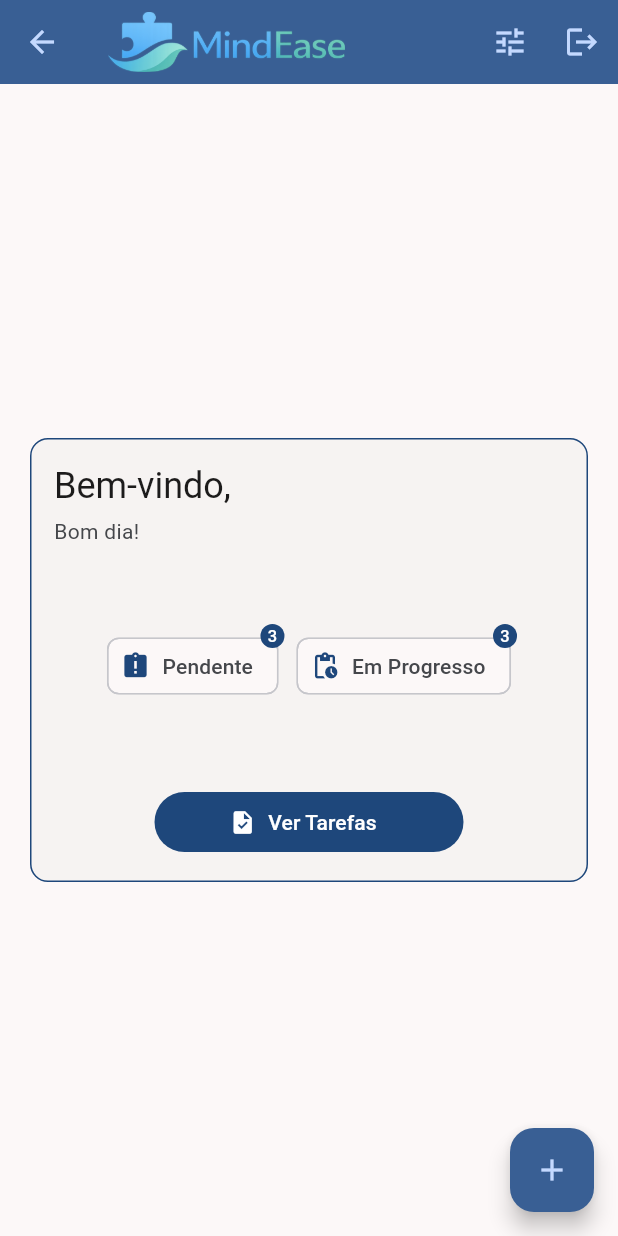
After one commit to danguimaraes86/frontend-hackathon-mobile, a Flutter app: the DashboardView screen opened by its route, on a phone screen of 412 x 824 dp. The commit adds this screen. Run offline on Flutter 3.47's test engine with Material 3 defaults, Android fonts, the phone set to English and light mode, and no system bars; our stand-ins replace firebase_auth, firebase_core; accounts and stored records are empty; generated files the repository leaves out were written again.

Commit message:
add: dashboard and full details view

```diff
--- a/lib/configs/routes.dart
+++ b/lib/configs/routes.dart
@@ -1,6 +1,7 @@
 import 'package:flutter/material.dart';
+import 'package:frontend_hackathon_mobile/views/auth/login_view.dart';
 import 'package:frontend_hackathon_mobile/views/auth/signup_view.dart';
-import 'package:frontend_hackathon_mobile/views/auth/login_view.dart';
+import 'package:frontend_hackathon_mobile/views/dashboard/dashboard_view.dart';
 import 'package:frontend_hackathon_mobile/views/home/home_view.dart';
 
 class Routes {
@@ -16,8 +17,8 @@ class Routes {
       Routes.home: (context) => const HomeView(),
       Routes.signUp: (context) => const SignupView(),
       Routes.login: (context) => const LoginView(),
-      // Routes.dashboard: (context) => const DashboardView(),
-      // Routes.taskList: (context) => const TransactionsListPage(),
+      Routes.dashboard: (context) => const DashboardView(),
+      // Routes.taskList: (context) => const TaskListView(),
       // Routes.taskForm: (context) => const TransactionsFormPage(),
     };
   }
--- /dev/null
+++ b/lib/shared/widgets/authenticated_app_bar.dart
@@ -0,0 +1,55 @@
+import 'package:flutter/material.dart';
+import 'package:frontend_hackathon_mobile/configs/routes.dart';
+import 'package:frontend_hackathon_mobile/providers/authentication_provider.dart';
+import 'package:provider/provider.dart';
+
+class AuthenticatedAppBar extends StatelessWidget
+    implements PreferredSizeWidget {
+  const AuthenticatedAppBar({super.key});
+
+  @override
+  Size get preferredSize => const Size.fromHeight(kToolbarHeight);
+
+  @override
+  Widget build(BuildContext context) {
+    final authProvider = context.read<AuthenticationProvider>();
+    final colorScheme = Theme.of(context).colorScheme;
+
+    void logoutUser() async {
+      authProvider.handleLogoutUser();
+      if (context.mounted) {
+        Navigator.of(
+          context,
+        ).pushNamedAndRemoveUntil(Routes.home, (route) => false);
+      }
+    }
+
+    return AppBar(
+      backgroundColor: colorScheme.primaryContainer,
+      title: Image.asset("assets/logos/logo_desktop.png", height: 40),
+      leading: Navigator.canPop(context)
+          ? IconButton(
+              icon: Icon(
+                Icons.arrow_back,
+                color: colorScheme.onPrimaryContainer,
+              ),
+              onPressed: () => Navigator.of(context).pop(),
+            )
+          : null,
+      actions: [
+        IconButton(
+          onPressed: () {},
+          icon: const Icon(Icons.tune),
+          color: colorScheme.onPrimaryContainer,
+          tooltip: 'Preferências',
+        ),
+        IconButton(
+          onPressed: logoutUser,
+          icon: const Icon(Icons.logout),
+          color: colorScheme.onPrimaryContainer,
+          tooltip: 'Sair',
+        ),
+      ],
+    );
+  }
+}
--- /dev/null
+++ b/lib/views/dashboard/dashboard_view.dart
@@ -0,0 +1,47 @@
+import 'package:flutter/material.dart';
+import 'package:frontend_hackathon_mobile/providers/authentication_provider.dart';
+import 'package:frontend_hackathon_mobile/shared/widgets/authenticated_app_bar.dart';
+import 'package:frontend_hackathon_mobile/views/dashboard/widgets/dashboard_full_details.dart';
+import 'package:provider/provider.dart';
+
+class DashboardView extends StatelessWidget {
+  const DashboardView({super.key});
+
+  @override
+  Widget build(BuildContext context) {
+    return Scaffold(
+      appBar: AuthenticatedAppBar(),
+      body: Center(
+        child: Padding(
+          padding: const EdgeInsets.all(16.0),
+          child: DashboardCard(
+            userName:
+                context.read<AuthenticationProvider>().user?.name ?? 'Usuário',
+            taskStatuses: [
+              TaskStatus(
+                label: 'Pendente',
+                icon: Icons.assignment_late,
+                count: 3,
+                value: 'pending',
+              ),
+              TaskStatus(
+                label: 'Em Progresso',
+                icon: Icons.pending_actions,
+                count: 3,
+                value: 'in_progress',
+              ),
+            ],
+          ),
+        ),
+      ),
+      floatingActionButton: FloatingActionButton(
+        onPressed: null,
+        backgroundColor: Theme.of(context).colorScheme.primaryContainer,
+        child: Icon(
+          Icons.add,
+          color: Theme.of(context).colorScheme.onPrimaryContainer,
+        ),
+      ),
+    );
+  }
+}
--- /dev/null
+++ b/lib/views/dashboard/widgets/dashboard_full_details.dart
@@ -0,0 +1,130 @@
+import 'package:flutter/material.dart';
+import 'package:frontend_hackathon_mobile/configs/routes.dart';
+
+class DashboardCard extends StatelessWidget {
+  final String userName;
+  final List<TaskStatus> taskStatuses;
+
+  const DashboardCard({
+    super.key,
+    required this.userName,
+    required this.taskStatuses,
+  });
+
+  String _getWelcomeMessage() {
+    final hour = DateTime.now().hour;
+    if (hour < 12) {
+      return 'Bom dia!';
+    } else if (hour < 18) {
+      return 'Boa tarde!';
+    } else {
+      return 'Boa noite!';
+    }
+  }
+
+  @override
+  Widget build(BuildContext context) {
+    final hasTasksCount = taskStatuses.isNotEmpty;
+
+    return Card(
+      elevation: 0,
+      shape: RoundedRectangleBorder(
+        borderRadius: BorderRadius.circular(12),
+        side: BorderSide(
+          color: Theme.of(context).colorScheme.primary,
+          width: 1,
+        ),
+      ),
+      child: Column(
+        mainAxisSize: MainAxisSize.min,
+        crossAxisAlignment: CrossAxisAlignment.start,
+        children: [
+          // Card Header
+          Padding(
+            padding: const EdgeInsets.all(16.0),
+            child: Column(
+              crossAxisAlignment: CrossAxisAlignment.start,
+              children: [
+                Text(
+                  'Bem-vindo, $userName',
+                  style: Theme.of(context).textTheme.headlineSmall,
+                ),
+                const SizedBox(height: 4),
+                Text(
+                  _getWelcomeMessage(),
+                  style: Theme.of(context).textTheme.bodyMedium?.copyWith(
+                    color: Theme.of(context).colorScheme.onSurfaceVariant,
+                  ),
+                ),
+              ],
+            ),
+          ),
+
+          // Card Content
+          Padding(
+            padding: const EdgeInsets.symmetric(
+              vertical: 40.0,
+              horizontal: 16.0,
+            ),
+            child: Center(
+              child: hasTasksCount
+                  ? Row(
+                      mainAxisAlignment: MainAxisAlignment.center,
+                      spacing: 12,
+                      children: taskStatuses.map((status) {
+                        return Badge(
+                          label: Text(status.count.toString()),
+                          backgroundColor: Theme.of(
+                            context,
+                          ).colorScheme.primary,
+                          child: Chip(
+                            avatar: Icon(status.icon, size: 20),
+                            label: Text(status.label),
+                          ),
+                        );
+                      }).toList(),
+                    )
+                  : Icon(
+                      Icons.self_improvement,
+                      size: 80,
+                      color: Theme.of(context).colorScheme.primary,
+                    ),
+            ),
+          ),
+
+          // Card Actions
+          if (hasTasksCount)
+            Padding(
+              padding: const EdgeInsets.all(16.0),
+              child: Center(
+                child: SizedBox(
+                  width: MediaQuery.of(context).size.width * 0.5,
+                  child: FilledButton.icon(
+                    onPressed: () {
+                      Navigator.pushNamed(context, Routes.taskList);
+                    },
+                    icon: const Icon(Icons.task),
+                    label: const Text('Ver Tarefas'),
+                  ),
+                ),
+              ),
+            ),
+        ],
+      ),
+    );
+  }
+}
+
+class TaskStatus {
+  final String label;
+  final IconData icon;
+  final int count;
+  final String value;
+
+  const TaskStatus({
+    required this.label,
+    required this.icon,
+    required this.count,
+    required this.value,
+  });
+}
```
